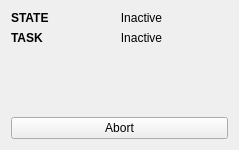
brinashong/CS5478_HomeBot, file rviz_homebot_panel/resource/homebot_panel.ui: the form before one commit.
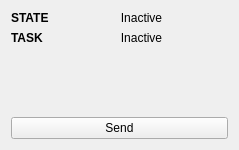
The form after the commit.

Commit message: feat: ui and task handler logic

The edit to the form file:
```diff
--- a/rviz_homebot_panel/resource/homebot_panel.ui
+++ b/rviz_homebot_panel/resource/homebot_panel.ui
@@ -39,7 +39,7 @@
         </widget>
        </item>
        <item row="1" column="0">
-        <widget class="QLabel" name="task">
+        <widget class="QLabel" name="taskLabel">
          <property name="font">
           <font>
            <weight>75</weight>
@@ -52,7 +52,7 @@
         </widget>
        </item>
        <item row="1" column="1">
-        <widget class="QLabel" name="state_2">
+        <widget class="QLabel" name="task">
          <property name="text">
           <string>Inactive</string>
          </property>
@@ -66,7 +66,7 @@
      <item row="1" column="0">
       <widget class="QPushButton" name="abortButton">
        <property name="text">
-        <string>Abort</string>
+        <string>Send</string>
        </property>
       </widget>
      </item>
```
Left out of the diff: 2 changed lines with no effect on the pictures. The commit also changes 8 other files.
